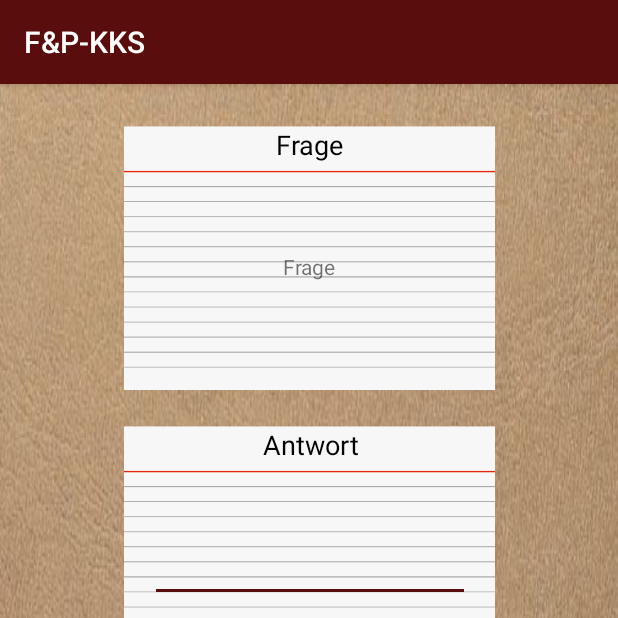
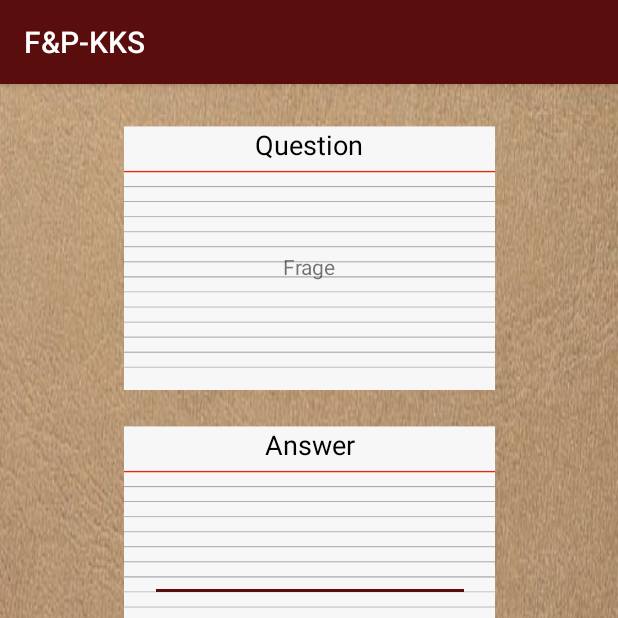
Before and after one commit to PatrickG07/F-P-KKS, an Android app: the PlayGameActivity screen opened directly, with no data from a screen before it, on a phone screen of 412 x 824 dp, the top half of it. Run offline under Robolectric (Android 15) with nearby library versions, the phone set to English and light mode, and no system bars; 1 statement that could not run was skipped.

Commit message:
updating Deuch to English

```diff
--- a/FPKKS/app/src/main/res/layout/activity_create1.xml
+++ b/FPKKS/app/src/main/res/layout/activity_create1.xml
@@ -57,7 +57,7 @@
         android:layout_marginStart="8dp"
         android:layout_marginTop="100dp"
         android:background="#5a0d0d"
-        android:text="Weiter"
+        android:text="Next"
         android:textColor="#fff"
         app:layout_constraintEnd_toEndOf="parent"
         app:layout_constraintStart_toStartOf="parent"
--- a/FPKKS/app/src/main/res/layout/activity_play__game.xml
+++ b/FPKKS/app/src/main/res/layout/activity_play__game.xml
@@ -47,7 +47,7 @@
         android:id="@+id/textView3"
         android:layout_width="246dp"
         android:layout_height="30dp"
-        android:text="Frage"
+        android:text="Question"
         android:textAlignment="center"
         android:textColor="#000"
         android:textSize="18dp"
@@ -74,7 +74,7 @@
         android:id="@+id/textView4"
         android:layout_width="248dp"
         android:layout_height="29dp"
-        android:text="Antwort"
+        android:text="Answer"
         android:textAlignment="center"
         android:textColor="#000"
         android:textSize="18dp"
```
